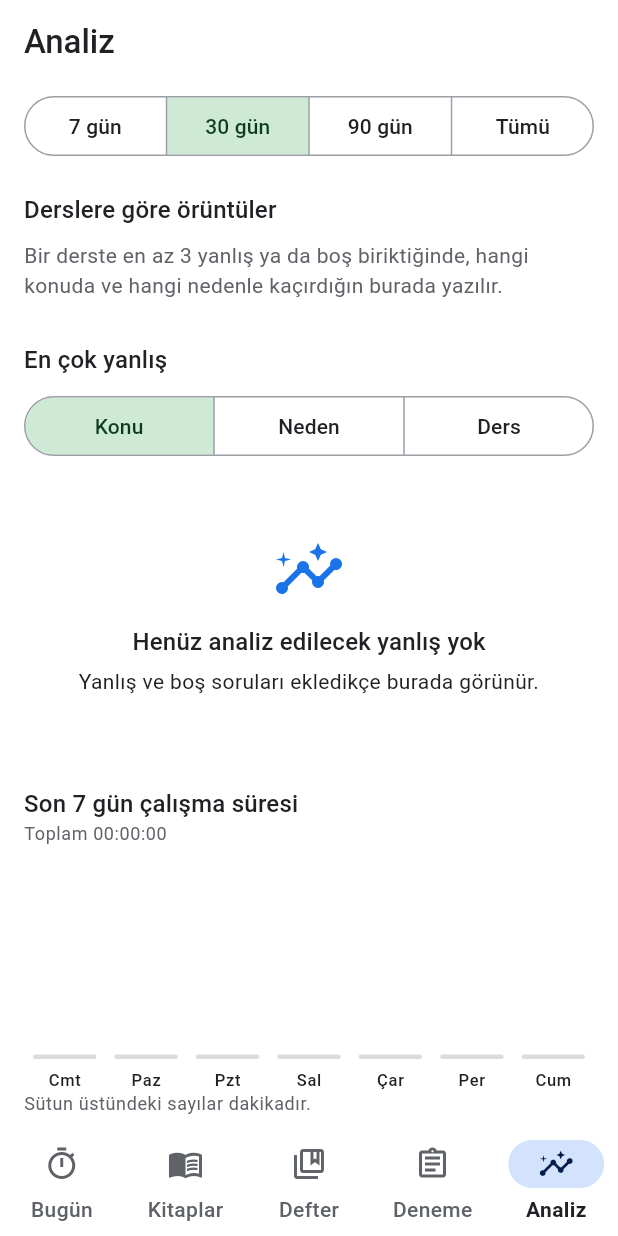
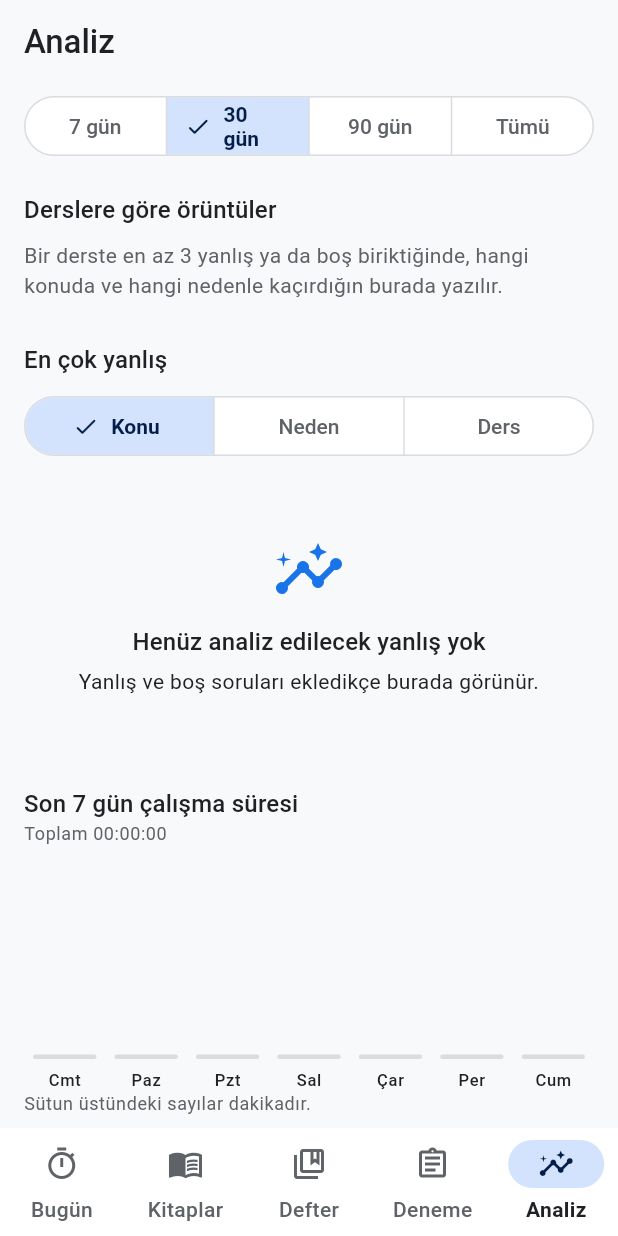
Before and after one commit to demirciAQw/kosul, a Flutter app: the screen it shows after launch, item 5 of the bottom bar chosen, on a phone screen of 412 x 824 dp. Run offline on Flutter 3.47's test engine with Material 3 defaults, Android fonts, the phone set to English and light mode, and no system bars; our stand-ins replace drift, drift_flutter, file_picker, flutter_image_compress, flutter_local_notifications, flutter_riverpod and 3 more; missing offline and left inert: syncfusion_flutter_pdf; accounts and stored records are empty; generated files the repository leaves out were written again.

Commit message:
v6.2: Google tarzı seçili seçenekler, açık gri zemin geri
- Seçim düğmeleri (Analiz, Deneme ve tüm ekranlar): seçili seçenek açık mavi
  dolgu, koyu mavi kalın yazı ve onay işareti; seçili olmayan sade beyaz
- Çipler: seçili hâlde çerçevesiz mavi dolgu ve onay; kalın yazı
- Sekmeler: kalın, üstü yuvarlak mavi gösterge, seçili yazı kalın
- Açık temada zemin yeniden açık gri (kartlar beyaz)

```diff
--- a/lib/app/theme.dart
+++ b/lib/app/theme.dart
@@ -73,8 +73,8 @@ abstract final class AppTheme {
     final text = base.textTheme.apply(bodyColor: scheme.onSurface, displayColor: scheme.onSurface);
 
     return base.copyWith(
-      // Zemin beyaz; kartlar ince gri çizgiyle ayrılır.
-      scaffoldBackgroundColor: dark ? scheme.surface : Colors.white,
+      // Zemin çok açık gri, kartlar beyaz: Google uygulamalarındaki katman hissi.
+      scaffoldBackgroundColor: dark ? scheme.surface : KocumColors.grey50,
       textTheme: text.copyWith(
         titleLarge: text.titleLarge?.copyWith(fontWeight: FontWeight.w500),
         titleMedium: text.titleMedium?.copyWith(fontWeight: FontWeight.w500),
@@ -82,7 +82,7 @@ abstract final class AppTheme {
         labelLarge: text.labelLarge?.copyWith(fontWeight: FontWeight.w500, letterSpacing: 0.1),
       ),
       appBarTheme: AppBarTheme(
-        backgroundColor: dark ? scheme.surface : Colors.white,
+        backgroundColor: dark ? scheme.surface : KocumColors.grey50,
         foregroundColor: scheme.onSurface,
         surfaceTintColor: Colors.transparent,
         scrolledUnderElevation: 0,
@@ -143,16 +143,46 @@ abstract final class AppTheme {
         highlightElevation: 2,
         shape: RoundedRectangleBorder(borderRadius: BorderRadius.circular(16)),
       ),
+      // Seçili seçenek: Google'daki gibi açık mavi dolgu, koyu mavi kalın yazı
+      // ve onay işareti. Seçili olmayan sade beyaz; dokunmaya davet eder.
       chipTheme: ChipThemeData(
         shape: RoundedRectangleBorder(borderRadius: BorderRadius.circular(8)),
-        side: BorderSide(color: scheme.outlineVariant),
+        side: WidgetStateBorderSide.resolveWith(
+          (s) => BorderSide(color: s.contains(WidgetState.selected) ? Colors.transparent : scheme.outlineVariant),
+        ),
+        backgroundColor: dark ? scheme.surfaceContainerLow : Colors.white,
         selectedColor: scheme.primaryContainer,
-        labelStyle: text.labelLarge,
+        checkmarkColor: scheme.onPrimaryContainer,
+        labelStyle: WidgetStateTextStyle.resolveWith(
+          (s) => (text.labelLarge ?? const TextStyle()).copyWith(
+            color: s.contains(WidgetState.selected) ? scheme.onPrimaryContainer : scheme.onSurfaceVariant,
+            fontWeight: s.contains(WidgetState.selected) ? FontWeight.w700 : FontWeight.w500,
+          ),
+        ),
       ),
       segmentedButtonTheme: SegmentedButtonThemeData(
+        selectedIcon: const Icon(Icons.check_rounded, size: 18),
         style: ButtonStyle(
           shape: const WidgetStatePropertyAll(StadiumBorder()),
-          side: WidgetStatePropertyAll(BorderSide(color: scheme.outline)),
+          minimumSize: const WidgetStatePropertyAll(Size(0, 44)),
+          side: WidgetStatePropertyAll(BorderSide(color: scheme.outlineVariant)),
+          backgroundColor: WidgetStateProperty.resolveWith(
+            (s) => s.contains(WidgetState.selected)
+                ? scheme.primaryContainer
+                : (dark ? scheme.surfaceContainerLow : Colors.white),
+          ),
+          foregroundColor: WidgetStateProperty.resolveWith(
+            (s) => s.contains(WidgetState.selected) ? scheme.onPrimaryContainer : scheme.onSurfaceVariant,
+          ),
+          iconColor: WidgetStateProperty.resolveWith(
+            (s) => s.contains(WidgetState.selected) ? scheme.onPrimaryContainer : scheme.onSurfaceVariant,
+          ),
+          textStyle: WidgetStateProperty.resolveWith(
+            (s) => text.labelLarge?.copyWith(
+              fontWeight: s.contains(WidgetState.selected) ? FontWeight.w700 : FontWeight.w500,
+            ),
+          ),
+          overlayColor: WidgetStatePropertyAll(scheme.primary.withValues(alpha: 0.08)),
         ),
       ),
       navigationBarTheme: NavigationBarThemeData(
@@ -176,9 +206,14 @@ abstract final class AppTheme {
       tabBarTheme: TabBarThemeData(
         labelColor: scheme.primary,
         unselectedLabelColor: scheme.onSurfaceVariant,
-        indicatorColor: scheme.primary,
+        indicatorSize: TabBarIndicatorSize.label,
+        indicator: UnderlineTabIndicator(
+          borderSide: BorderSide(width: 3, color: scheme.primary),
+          borderRadius: const BorderRadius.vertical(top: Radius.circular(3)),
+        ),
         dividerColor: scheme.outlineVariant,
-        labelStyle: text.titleSmall,
+        labelStyle: text.titleSmall?.copyWith(fontWeight: FontWeight.w700),
+        unselectedLabelStyle: text.titleSmall,
       ),
       progressIndicatorTheme: ProgressIndicatorThemeData(
         color: scheme.primary,
--- a/lib/features/dashboard/presentation/dashboard_screen.dart
+++ b/lib/features/dashboard/presentation/dashboard_screen.dart
@@ -26,7 +26,6 @@ class DashboardScreen extends ConsumerWidget {
         padding: const EdgeInsets.fromLTRB(16, 4, 16, 32),
         children: [
           SegmentedButton<int>(
-            showSelectedIcon: false,
             segments: const [
               ButtonSegment(value: 7, label: Text('7 gün')),
               ButtonSegment(value: 30, label: Text('30 gün')),
@@ -48,7 +47,6 @@ class DashboardScreen extends ConsumerWidget {
           Text('En çok yanlış', style: Theme.of(context).textTheme.titleMedium),
           const SizedBox(height: 8),
           SegmentedButton<MistakeDimension>(
-            showSelectedIcon: false,
             segments: [for (final d in MistakeDimension.values) ButtonSegment(value: d, label: Text(d.label))],
             selected: {dimension},
             onSelectionChanged: (s) => ref.read(dashboardDimensionProvider.notifier).set(s.first),
--- a/lib/features/mock_exam/presentation/edit_mock_exam_screen.dart
+++ b/lib/features/mock_exam/presentation/edit_mock_exam_screen.dart
@@ -144,7 +144,6 @@ class _EditMockExamScreenState extends ConsumerState<EditMockExamScreen> {
         padding: const EdgeInsets.fromLTRB(16, 4, 16, 24),
         children: [
           SegmentedButton<MockKind>(
-            showSelectedIcon: false,
             segments: [for (final k in MockKind.values) ButtonSegment(value: k, label: Text(k.label))],
             selected: {_kind},
             onSelectionChanged: (s) => setState(() {
--- a/lib/features/mock_exam/presentation/mock_exams_screen.dart
+++ b/lib/features/mock_exam/presentation/mock_exams_screen.dart
@@ -59,7 +59,6 @@ class _MockExamsScreenState extends ConsumerState<MockExamsScreen> {
             padding: const EdgeInsets.fromLTRB(16, 4, 16, 96),
             children: [
               SegmentedButton<MockKind>(
-                showSelectedIcon: false,
                 segments: [
                   for (final k in MockKind.values)
                     ButtonSegment(value: k, label: Text(k.label)),
--- a/pubspec.yaml
+++ b/pubspec.yaml
@@ -1,7 +1,7 @@
 name: kocum
 description: "Koçum: YKS öğrencileri için tamamen çevrimdışı çalışma, süre ve hata analizi takipçisi."
 publish_to: 'none'
-version: 6.1.0+7
+version: 6.2.0+8
 
 environment:
   sdk: ^3.8.0
```
